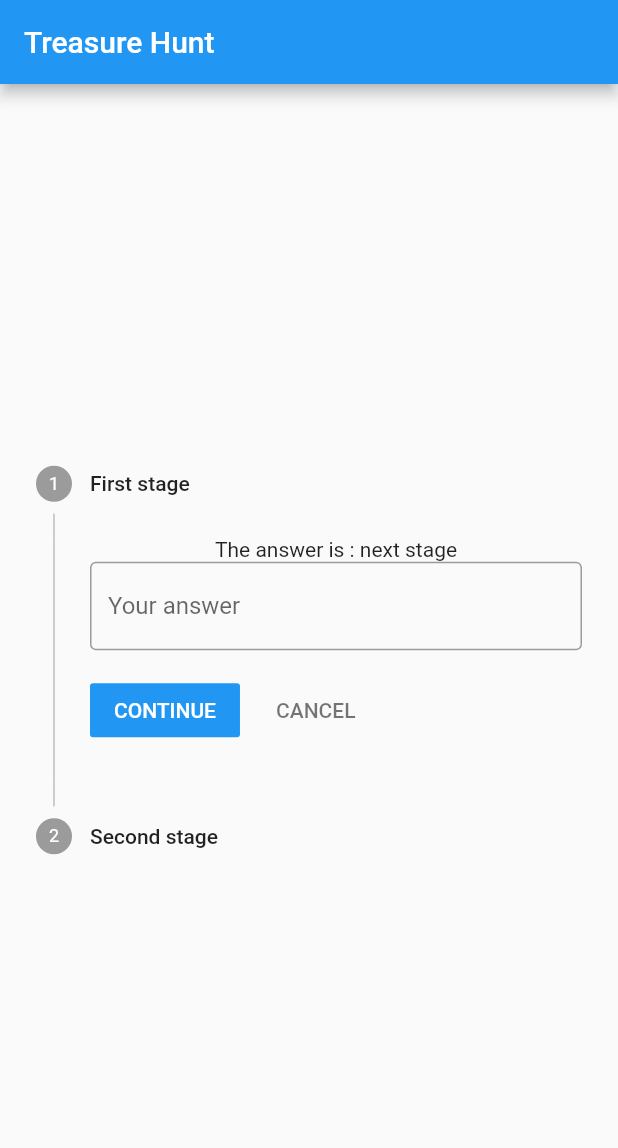
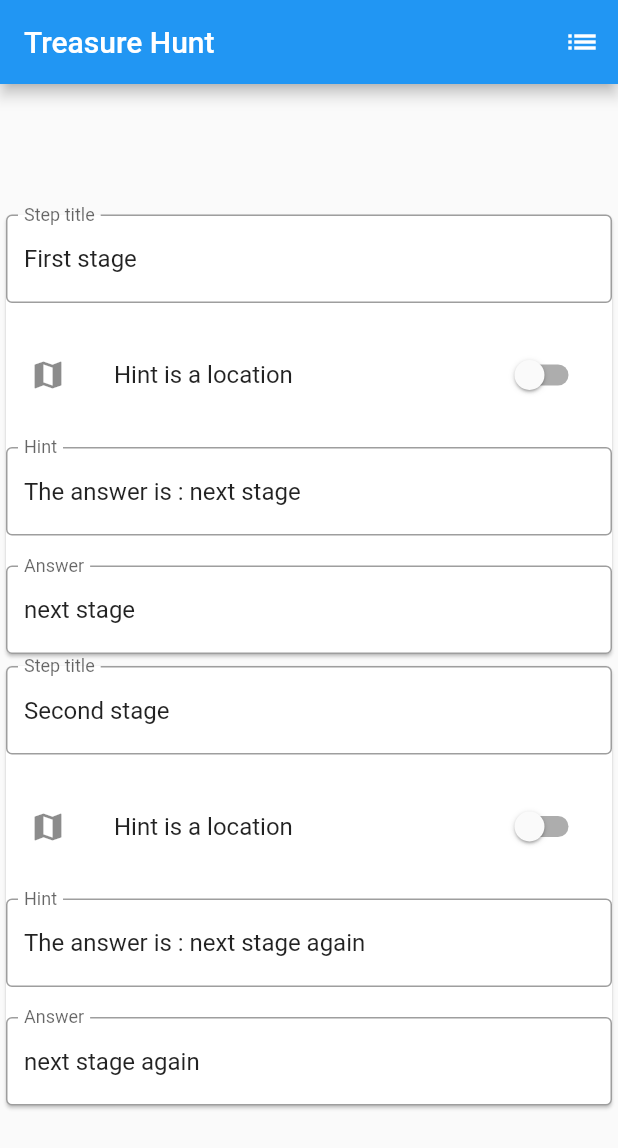
Before and after one commit to nicolaspernoud/treasure_hunt, a Flutter app: the screen it shows after launch, on a phone screen of 412 x 824 dp. Shown: the top 1148 px of the screen. Run offline on Flutter 3.47's test engine with Material 2 defaults, Android fonts, the phone set to English and light mode, and no system bars; our stand-ins replace shared_preferences.

Commit message:
feat: wip

```diff
--- /dev/null
+++ b/lib/components/admin.dart
@@ -0,0 +1,75 @@
+import 'package:flutter/material.dart';
+import 'package:provider/provider.dart';
+import 'package:treasurehunt/models/hunt.dart';
+
+class AdminView extends StatefulWidget {
+  @override
+  _AdminViewState createState() => _AdminViewState();
+}
+
+class _AdminViewState extends State<AdminView> {
+  @override
+  Widget build(BuildContext context) {
+    return Container(
+        width: 800,
+        child: Consumer<Hunt>(
+            builder: (context, hunt, child) => SingleChildScrollView(
+                  child: Column(
+                    children: hunt.stages
+                        .map((e) => Card(
+                                child: Column(
+                                    mainAxisSize: MainAxisSize.min,
+                                    children: [
+                                  Wrap(
+                                    runSpacing: 20,
+                                    children: [
+                                      TextFormField(
+                                        initialValue: e.title,
+                                        decoration: InputDecoration(
+                                          border: OutlineInputBorder(),
+                                          labelText: 'Step title',
+                                        ),
+                                        onChanged: (text) {
+                                          e.title = text;
+                                          hunt.notifyAndPersist();
+                                        },
+                                      ),
+                                      SwitchListTile(
+                                        title: const Text('Hint is a location'),
+                                        value: e.hintIsPlace,
+                                        onChanged: (v) {
+                                          e.hintIsPlace = v;
+                                          hunt.notifyAndPersist();
+                                        },
+                                        secondary: const Icon(Icons.map),
+                                      ),
+                                      TextFormField(
+                                        initialValue: e.hint,
+                                        decoration: InputDecoration(
+                                          border: OutlineInputBorder(),
+                                          labelText: 'Hint',
+                                        ),
+                                        onChanged: (text) {
+                                          e.hint = text;
+                                          hunt.notifyAndPersist();
+                                        },
+                                      ),
+                                      TextFormField(
+                                        initialValue: e.answer,
+                                        decoration: InputDecoration(
+                                          border: OutlineInputBorder(),
+                                          labelText: 'Answer',
+                                        ),
+                                        onChanged: (text) {
+                                          e.answer = text;
+                                          hunt.notifyAndPersist();
+                                        },
+                                      ),
+                                    ],
+                                  ),
+                                ])))
+                        .toList(),
+                  ),
+                )));
+  }
+}
--- a/lib/main.dart
+++ b/lib/main.dart
@@ -1,5 +1,6 @@
 import 'package:flutter/material.dart';
 import 'package:provider/provider.dart';
+import 'package:treasurehunt/components/admin.dart';
 import 'package:treasurehunt/components/player.dart';
 
 import 'models/hunt.dart';
@@ -45,13 +46,44 @@ class _MyHomePageState extends State<MyHomePage> {
     return Scaffold(
       appBar: AppBar(
         title: Text(widget.title),
+        actions: [
+          IconButton(icon: Icon(Icons.list), onPressed: _adminMode),
+        ],
       ),
       body: Center(
         child: Column(
           mainAxisAlignment: MainAxisAlignment.center,
-          children: <Widget>[PlayerView()],
+          children: <Widget>[AdminView()],
         ),
       ),
     );
   }
+
+  void _adminMode() {
+    Navigator.of(context).push(
+      MaterialPageRoute<void>(
+        builder: (BuildContext context) {
+          return Scaffold(
+              appBar: AppBar(
+                title: Text('Admin mode'),
+              ),
+              body: Center(
+                child: Column(
+                  mainAxisAlignment: MainAxisAlignment.center,
+                  children: <Widget>[PlayerView()],
+                ),
+              ),
+              floatingActionButton: Consumer<Hunt>(
+                  builder: (context, hunt, child) => FloatingActionButton(
+                        onPressed: () {
+                          hunt.addStage(Stage("New stage", false,
+                              "The answer is : new stage", "new stage"));
+                        },
+                        tooltip: 'Increment',
+                        child: Icon(Icons.add),
+                      ))); // This trailing comma makes auto-formatti;
+        },
+      ),
+    );
+  }
 }
```
